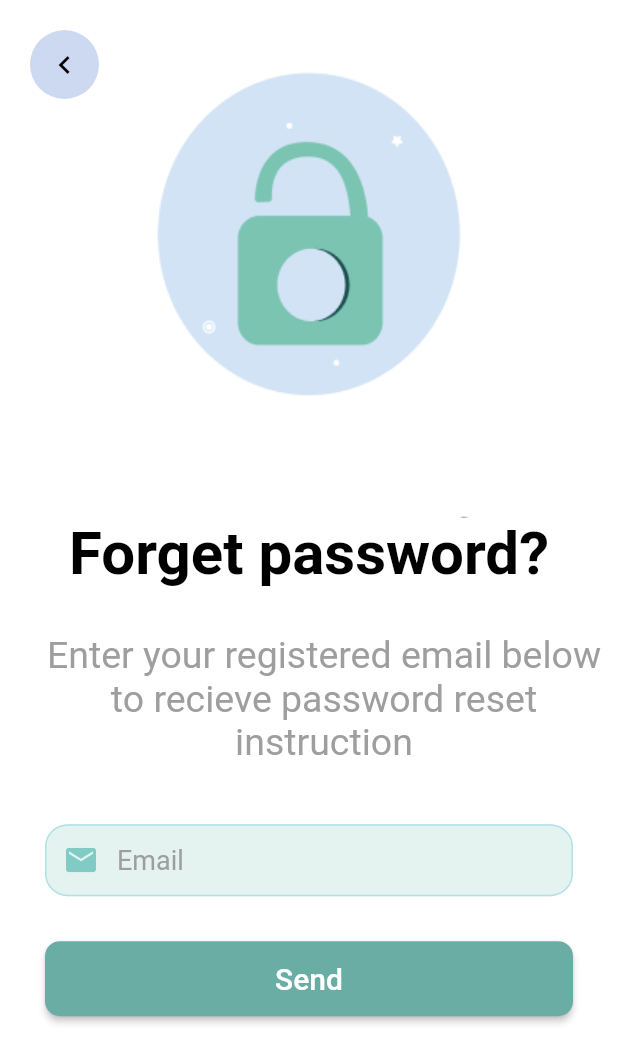
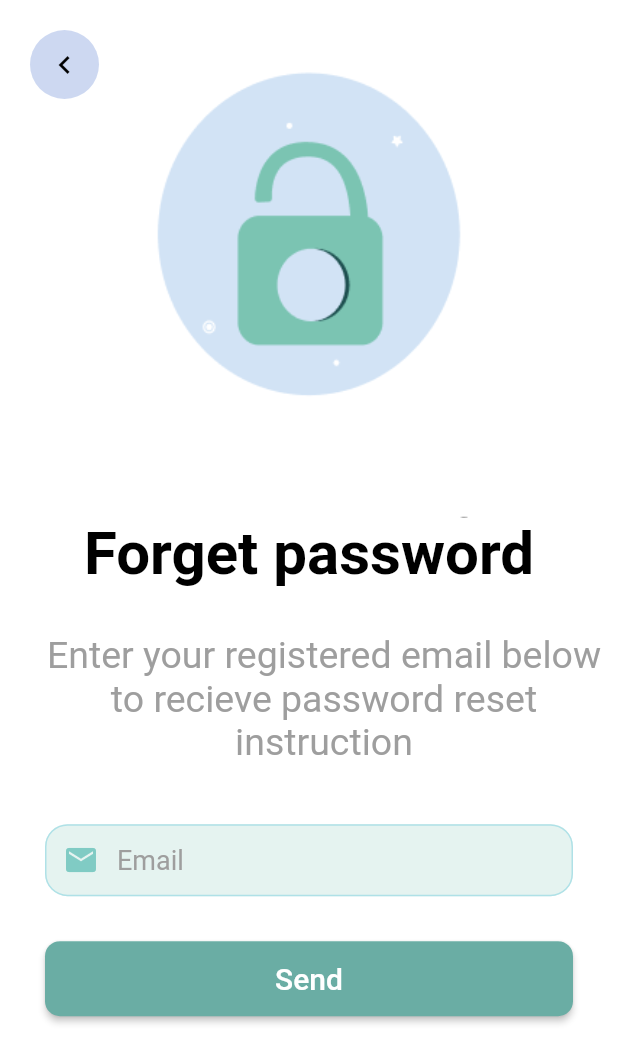
Before and after one commit to celebi-travel/celebi_app, a Flutter app: the ForgetPasswordPage screen opened directly, on a phone screen of 412 x 824 dp. Shown: the top 1063 px of the screen. Run offline on Flutter 3.47's test engine with Material 2 defaults, Android fonts, the phone set to English and light mode, and no system bars; our stand-ins replace audioplayers, carousel_slider, chewie, cloud_firestore, easy_localization, firebase_auth and 20 more; missing offline and left inert: flutter_polyline_points, masonry_grid, stripe_payment, translator, vexana; accounts and stored records are empty; generated files the repository leaves out were written again; network calls fail.

Commit message:
update bug fix

```diff
--- a/asset/translations/tr-TR.json
+++ b/asset/translations/tr-TR.json
@@ -60,7 +60,7 @@
     "register": "Kayıt ol"
   },
   "forget_password": {
-    "title": "Şifreyi unut",
+    "title": "Şifreyi unuttun mu?",
     "subtitle": "Parola sıfırlama talimatını almak için kayıtlı e-postanızı aşağıya girin",
     "email": "E-posta",
     "send": "Gönder",
--- a/lib/pages/auth/forget_password/forget_pass_view.dart
+++ b/lib/pages/auth/forget_password/forget_pass_view.dart
@@ -25,11 +25,12 @@ class _ForgetPasswordPageState extends State<ForgetPasswordPage> {
                 "asset/images/forget_password.png",
               ),
               Text(
-                LocaleKeys.forget_password_title.tr() + '?',
+                LocaleKeys.forget_password_title.tr(),
+                textAlign: TextAlign.center,
                 style: TextStyle(
                     fontSize: 40,
                     color: Colors.black,
-                    fontWeight: FontWeight.bold),
+                    fontWeight: FontWeight.bold,),
               ),
               Padding(
                 padding: EdgeInsets.only(top: 30),
--- a/lib/pages/auth/forget_password/form/forget_form.dart
+++ b/lib/pages/auth/forget_password/form/forget_form.dart
@@ -1,3 +1,5 @@
+import 'package:celebi_project/services/auth_service.dart';
+
 import '../../../../constants/lang/locale_keys.g.dart';
 import 'package:easy_localization/easy_localization.dart';
 
@@ -25,12 +27,27 @@ class _ForgetFormState extends State<ForgetForm> {
         padding: EdgeInsets.only(top: 40, right: 30, left: 30, bottom: 40),
         child: Column(
           children: [
-            buildNameField(context),
+TextFormField(
+    controller: forgetPassController,
+    decoration: InputDecoration(
+      prefixIcon: Icon(
+        Icons.markunread,
+        color: Colors.teal[200],
+      ),
+      hintText: LocaleKeys.forget_password_email.tr(),
+      hintStyle: context.textTheme.bodyText2!
+          .copyWith(color: Colors.grey, fontSize: 18),
+    ),
+  ),
             SizedBox(height: 30),
             CustomButton(
-                onPressed: () {
+                onPressed: () async {
                   final String forgetEmail = forgetPassController.text;
-                  if (formKey.currentState!.validate()) {}
+                  if (formKey.currentState!.validate()) {
+                    await AuthService().sendPasswordResetMail(forgetEmail);
+                    ScaffoldMessenger.of(context).showSnackBar(SnackBar(content: Text('Şifre Sıfırlama Mesajı Gönderildi')));
+                 Navigator.pop(context);
+                  }
                 },
                 text: LocaleKeys.forget_password_send.tr()),
           ],
--- a/lib/pages/auth/welcome_page/form/welcome_form.dart
+++ b/lib/pages/auth/welcome_page/form/welcome_form.dart
@@ -36,7 +36,7 @@ class _WelcomeBackFormState extends State<WelcomeBackForm> {
               buildEmailField(context),
               SizedBox(height: 20),
               buildPasswordField(context),
-              buildForgetPasswordButton(),
+              buildForgetPasswordButton(context),
               SizedBox(height: 60),
               CustomButton(
                   text: 'Login',
@@ -44,8 +44,8 @@ class _WelcomeBackFormState extends State<WelcomeBackForm> {
                     print('clicked');
                     if (formKey.currentState!.validate()) {
                       print('valdiated');
-                      final String email = emailController.text;
-                      final String password = passwordController.text;
+                      final String email = emailController.text.trim();
+                      final String password = passwordController.text.trim();
 
                       String? result = await AuthService()
                           .signIn(email: email, password: password);
--- a/lib/pages/main/home/components/head_title.dart
+++ b/lib/pages/main/home/components/head_title.dart
@@ -59,7 +59,7 @@ class HeadTitle extends StatelessWidget {
                     MaterialPageRoute(builder: (context) => AccountPage()));
               },
               child: CircleAvatar(
-                backgroundImage: NetworkImage(imageUrl),
+                //backgroundImage: NetworkImage(imageUrl),
               ),
             ),
           ),
--- a/lib/pages/main/route_filter_page/route_filter_page.dart
+++ b/lib/pages/main/route_filter_page/route_filter_page.dart
@@ -209,7 +209,7 @@ class _RouteFilterPageState extends State<RouteFilterPage> {
                                               SizedBox(height: 20),
                                               Center(
                                                 child: Text(
-                                                  "Gezginlerin favorileri Çelebi'de etkinlikler, deneyimler, puanlar, fotoğraflar, popülerlik, kullanıcılar, fiyatlar ve Çelebi üzerinden yapılan rezervasyonlar dahil olmak üzere özel Çelebi verileri kullanılarak sıralanır.",
+                                                  "Gezginlerin favorileri celebi_project'de etkinlikler, deneyimler, puanlar, fotoğraflar, popülerlik, kullanıcılar, fiyatlar ve celebi_project üzerinden yapılan rezervasyonlar dahil olmak üzere özel celebi_project verileri kullanılarak sıralanır.",
                                                   textAlign: TextAlign.center,
                                                 ),
                                               )
--- a/lib/pages/main/video/video_screen.dart
+++ b/lib/pages/main/video/video_screen.dart
@@ -24,11 +24,11 @@ class _VideoScreenState extends State<VideoScreen> {
     await Future.wait([videoPlayerController.initialize()]);
 
     _chewieController = ChewieController(
-      aspectRatio: 5 / 10,
       videoPlayerController: videoPlayerController,
       autoPlay: true,
       autoInitialize: true,
       looping: true,
+
     );
     setState(() {});
     print(_chewieController);
--- a/lib/services/auth_service.dart
+++ b/lib/services/auth_service.dart
@@ -50,10 +50,9 @@ class AuthService {
     }
   }
 
-  Future<void> sendPasswordResetMail() async {
-    User? _user = _auth.currentUser;
+  Future<void> sendPasswordResetMail(String email) async {
 
-    await _auth.sendPasswordResetEmail(email: _user!.email!);
+    await _auth.sendPasswordResetEmail(email: email);
   }
 
   Future<String?> signInWithGoogle() async {
--- a/lib/services/network_service.dart
+++ b/lib/services/network_service.dart
@@ -4,7 +4,7 @@ import '../models/video_response_model.dart';
 import 'package:vexana/vexana.dart';
 
 class NetworkService {
-  static final String baseUrl = "https://85ed-37-155-170-180.ngrok.io/";
+  static final String baseUrl = "https://e6b9-81-214-136-13.ngrok.io/";
   INetworkManager networkManager = NetworkManager(
       options: BaseOptions(
     baseUrl: baseUrl,
--- a/pubspec.yaml
+++ b/pubspec.yaml
@@ -62,6 +62,7 @@ dependencies:
   translator: ^0.1.7
   vexana: ^2.3.0
   video_player: ^2.1.14
+  url_launcher: ^6.0.10
 
 dev_dependencies:
   build_runner: ^2.0.4
```
Also changed, not shown: lib/pages/auth/account_page/account_page.dart (+6 -1 lines), lib/pages/auth/check_email/check_email.dart (+4 -15 lines), lib/pages/auth/welcome_page/components/forget_password_button.dart (+5 -2 lines), lib/pages/main/profile_edit/profile_edit_view.dart (+53 -8 lines), pubspec.lock, 1 other file.
